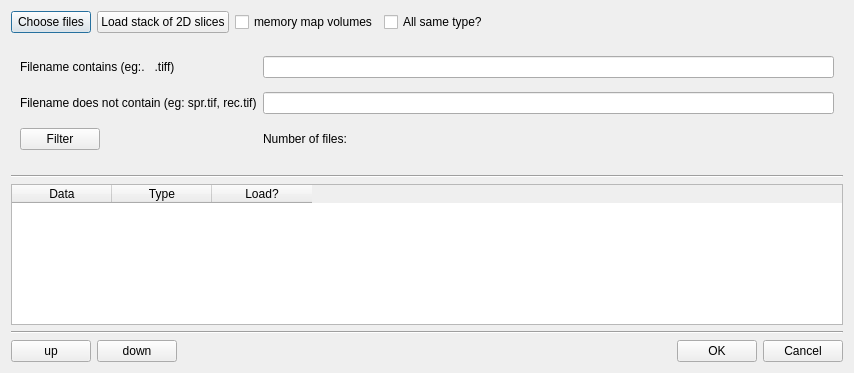
Qt form vpv/ui/views/ui_importer.ui (VCCRI/vpv) before a commit.
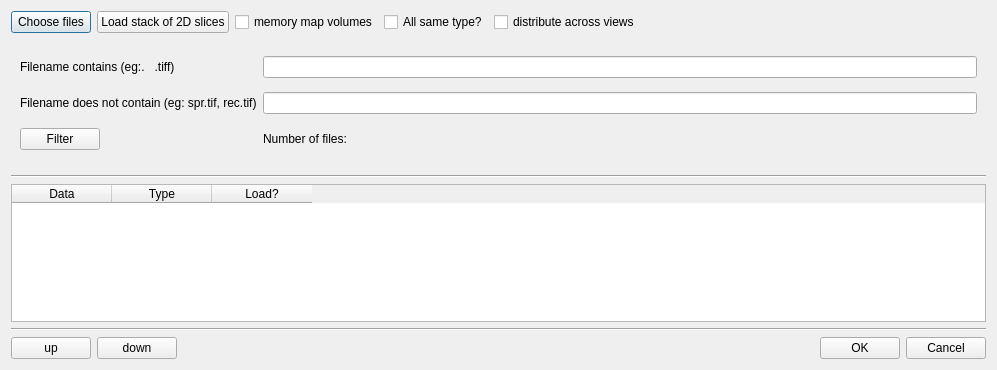
The same form after that commit.

Commit message: Added option to distribute volume across views upon loading

Patch:
```diff
--- a/vpv/ui/views/ui_importer.ui
+++ b/vpv/ui/views/ui_importer.ui
@@ -6,8 +6,8 @@
    <rect>
     <x>0</x>
     <y>0</y>
-    <width>854</width>
-    <height>373</height>
+    <width>997</width>
+    <height>370</height>
    </rect>
   </property>
   <property name="sizePolicy">
@@ -59,6 +59,13 @@
        </property>
       </widget>
      </item>
+     <item>
+      <widget class="QCheckBox" name="checkBoxDistrbute">
+       <property name="text">
+        <string>distribute across views</string>
+       </property>
+      </widget>
+     </item>
      <item>
       <spacer name="horizontalSpacer">
        <property name="orientation">
```
Left out of the diff: 12 changed lines with no effect on the pictures. The commit also changes 3 other files.
